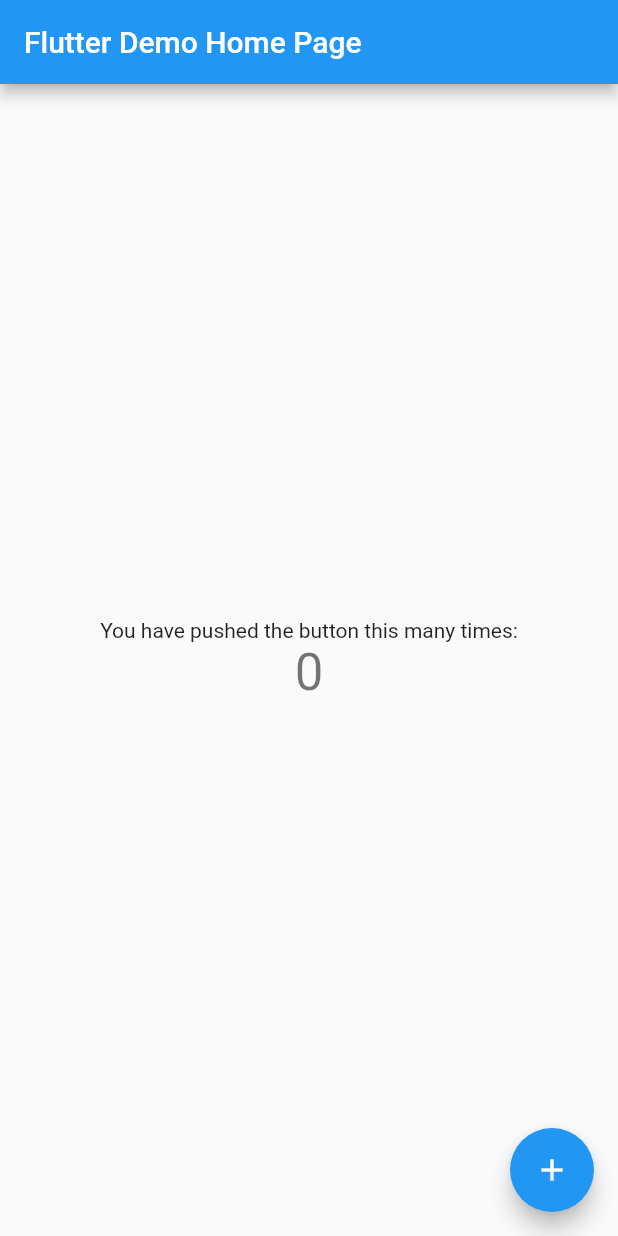
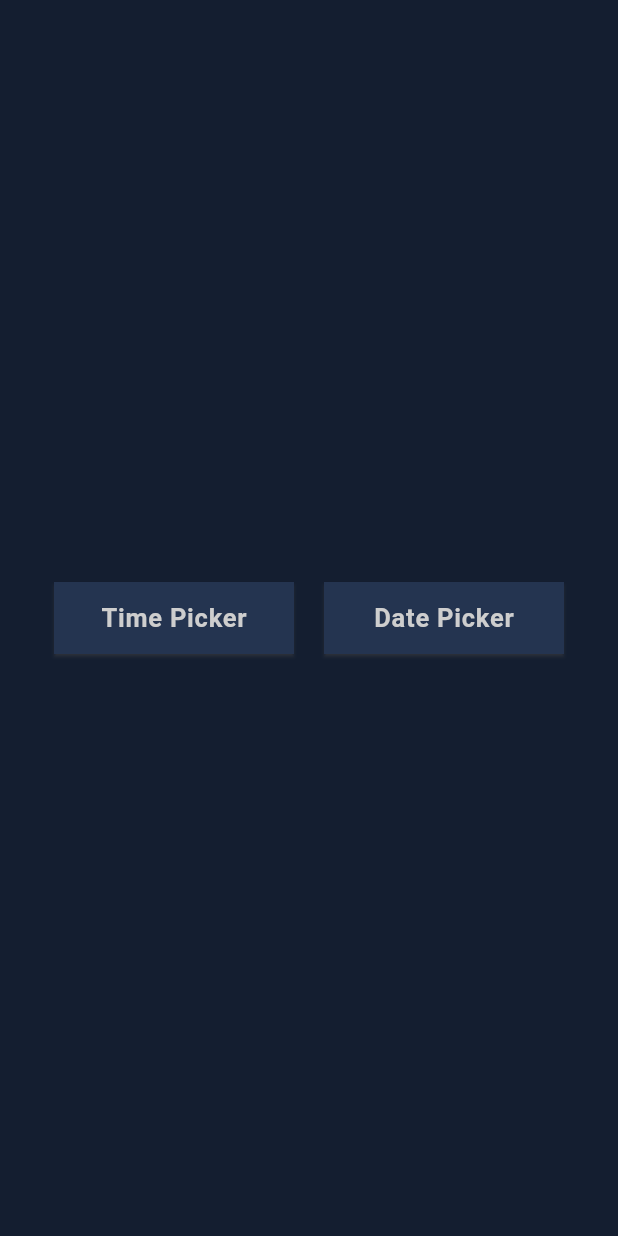
Before and after one commit to gokarna123-goku/flutter_date_and_time, a Flutter app: the screen it shows after launch, on a phone screen of 412 x 824 dp. Run offline on Flutter 3.47's test engine with Material 2 defaults, Android fonts, the light colour scheme and no system bars.

Commit message:
working on the project

```diff
--- a/analysis_options.yaml
+++ b/analysis_options.yaml
@@ -24,6 +24,7 @@
   rules:
     # avoid_print: false  # Uncomment to disable the `avoid_print` rule
     # prefer_single_quotes: true  # Uncomment to enable the `prefer_single_quotes` rule
+    prefer_shitter_constructors:false
 
 # Additional information about this file can be found at
 # https://dart.dev/guides/language/analysis-options
--- /dev/null
+++ b/lib/constant/color.dart
@@ -0,0 +1,7 @@
+import 'package:flutter/material.dart';
+
+const Color primary = Color(0XFFF5F5F5);
+const Color secondary = Color(0XFFCECECE);
+const Color tertiary = Color(0XFF707070);
+const Color cardBg = Color(0xFF243450);
+const Color background = Color(0XFF141E30);
--- a/lib/main.dart
+++ b/lib/main.dart
@@ -1,115 +1,19 @@
 import 'package:flutter/material.dart';
+import 'package:data_time_picker/screen/date_time_section.dart';
 
+// Without using SharedPreferences
 void main() {
-  runApp(const MyApp());
+  runApp(DateTimePickerApp());
 }
 
-class MyApp extends StatelessWidget {
-  const MyApp({super.key});
+class DateTimePickerApp extends StatelessWidget {
+  const DateTimePickerApp({Key? key}) : super(key: key);
 
-  // This widget is the root of your application.
   @override
   Widget build(BuildContext context) {
     return MaterialApp(
-      title: 'Flutter Demo',
-      theme: ThemeData(
-        // This is the theme of your application.
-        //
-        // Try running your application with "flutter run". You'll see the
-        // application has a blue toolbar. Then, without quitting the app, try
-        // changing the primarySwatch below to Colors.green and then invoke
-        // "hot reload" (press "r" in the console where you ran "flutter run",
-        // or simply save your changes to "hot reload" in a Flutter IDE).
-        // Notice that the counter didn't reset back to zero; the application
-        // is not restarted.
-        primarySwatch: Colors.blue,
-      ),
-      home: const MyHomePage(title: 'Flutter Demo Home Page'),
+      debugShowCheckedModeBanner: false,
+      home: DateTimeButtonPage(),
     );
   }
 }
-
-class MyHomePage extends StatefulWidget {
-  const MyHomePage({super.key, required this.title});
-
-  // This widget is the home page of your application. It is stateful, meaning
-  // that it has a State object (defined below) that contains fields that affect
-  // how it looks.
-
-  // This class is the configuration for the state. It holds the values (in this
-  // case the title) provided by the parent (in this case the App widget) and
-  // used by the build method of the State. Fields in a Widget subclass are
-  // always marked "final".
-
-  final String title;
-
-  @override
-  State<MyHomePage> createState() => _MyHomePageState();
-}
-
-class _MyHomePageState extends State<MyHomePage> {
-  int _counter = 0;
-
-  void _incrementCounter() {
-    setState(() {
-      // This call to setState tells the Flutter framework that something has
-      // changed in this State, which causes it to rerun the build method below
-      // so that the display can reflect the updated values. If we changed
-      // _counter without calling setState(), then the build method would not be
-      // called again, and so nothing would appear to happen.
-      _counter++;
-    });
-  }
-
-  @override
-  Widget build(BuildContext context) {
-    // This method is rerun every time setState is called, for instance as done
-    // by the _incrementCounter method above.
-    //
-    // The Flutter framework has been optimized to make rerunning build methods
-    // fast, so that you can just rebuild anything that needs updating rather
-    // than having to individually change instances of widgets.
-    return Scaffold(
-      appBar: AppBar(
-        // Here we take the value from the MyHomePage object that was created by
-        // the App.build method, and use it to set our appbar title.
-        title: Text(widget.title),
-      ),
-      body: Center(
-        // Center is a layout widget. It takes a single child and positions it
-        // in the middle of the parent.
-        child: Column(
-          // Column is also a layout widget. It takes a list of children and
-          // arranges them vertically. By default, it sizes itself to fit its
-          // children horizontally, and tries to be as tall as its parent.
-          //
-          // Invoke "debug painting" (press "p" in the console, choose the
-          // "Toggle Debug Paint" action from the Flutter Inspector in Android
-          // Studio, or the "Toggle Debug Paint" command in Visual Studio Code)
-          // to see the wireframe for each widget.
-          //
-          // Column has various properties to control how it sizes itself and
-          // how it positions its children. Here we use mainAxisAlignment to
-          // center the children vertically; the main axis here is the vertical
-          // axis because Columns are vertical (the cross axis would be
-          // horizontal).
-          mainAxisAlignment: MainAxisAlignment.center,
-          children: <Widget>[
-            const Text(
-              'You have pushed the button this many times:',
-            ),
-            Text(
-              '$_counter',
-              style: Theme.of(context).textTheme.headline4,
-            ),
-          ],
-        ),
-      ),
-      floatingActionButton: FloatingActionButton(
-        onPressed: _incrementCounter,
-        tooltip: 'Increment',
-        child: const Icon(Icons.add),
-      ), // This trailing comma makes auto-formatting nicer for build methods.
-    );
-  }
-}
--- /dev/null
+++ b/lib/screen/date_time_section.dart
@@ -0,0 +1,79 @@
+import "package:flutter/material.dart";
+import 'package:data_time_picker/constant/color.dart';
+
+class DateTimeButtonPage extends StatefulWidget {
+  const DateTimeButtonPage({super.key});
+
+  @override
+  State<DateTimeButtonPage> createState() => _DateTimeButtonPageState();
+}
+
+class _DateTimeButtonPageState extends State<DateTimeButtonPage> {
+  @override
+  Widget build(BuildContext context) {
+    return Scaffold(
+      backgroundColor: background,
+      body: SafeArea(
+        child: Center(
+          child: Column(
+            mainAxisAlignment: MainAxisAlignment.center,
+            crossAxisAlignment: CrossAxisAlignment.center,
+            children: [
+              Row(
+                mainAxisAlignment: MainAxisAlignment.center,
+                crossAxisAlignment: CrossAxisAlignment.center,
+                children: [
+                  ElevatedButton(
+                    style: ElevatedButton.styleFrom(
+                        minimumSize: Size(160, 48),
+                        elevation: 1.0,
+                        shape: RoundedRectangleBorder(
+                            borderRadius: BorderRadius.circular(0.0)),
+                        foregroundColor: secondary,
+                        backgroundColor: cardBg,
+                        shadowColor: tertiary),
+                    onPressed: () {},
+                    child: Text(
+                      "Time Picker",
+                      style: TextStyle(
+                        fontSize: 17.0,
+                        fontWeight: FontWeight.w600,
+                        letterSpacing: 0.5,
+                      ),
+                    ),
+                  ),
+                  SizedBox(width: 20.0),
+                  ElevatedButton(
+                    style: ElevatedButton.styleFrom(
+                        minimumSize: Size(160, 48),
+                        elevation: 1.0,
+                        shape: RoundedRectangleBorder(
+                            borderRadius: BorderRadius.circular(0.0)),
+                        foregroundColor: secondary,
+                        backgroundColor: cardBg,
+                        shadowColor: tertiary),
+                    onPressed: () {
+                      // Navigator.push(
+                      //   context,
+                      //   MaterialPageRoute(
+                      //       builder: (context) => ReserveSlotPage()),
+                      // );
+                    },
+                    child: Text(
+                      "Date Picker",
+                      style: TextStyle(
+                        fontSize: 17.0,
+                        fontWeight: FontWeight.w600,
+                        letterSpacing: 0.5,
+                      ),
+                    ),
+                  ),
+                ],
+              ),
+            ],
+          ),
+        ),
+      ),
+    );
+  }
+}
--- /dev/null
+++ b/lib/screen/time_picker/time.dart
@@ -0,0 +1,16 @@
+import "package:flutter/material.dart";
+
+
+class TimePickerScreen extends StatefulWidget {
+  const TimePickerScreen({super.key});
+
+  @override
+  State<TimePickerScreen> createState() => _TimePickerScreenState();
+}
+
+class _TimePickerScreenState extends State<TimePickerScreen> {
+  @override
+  Widget build(BuildContext context) {
+    return Container();
+  }
+}
```
Also changed, not shown: lib/screen/date_picker/date.dart (added).
